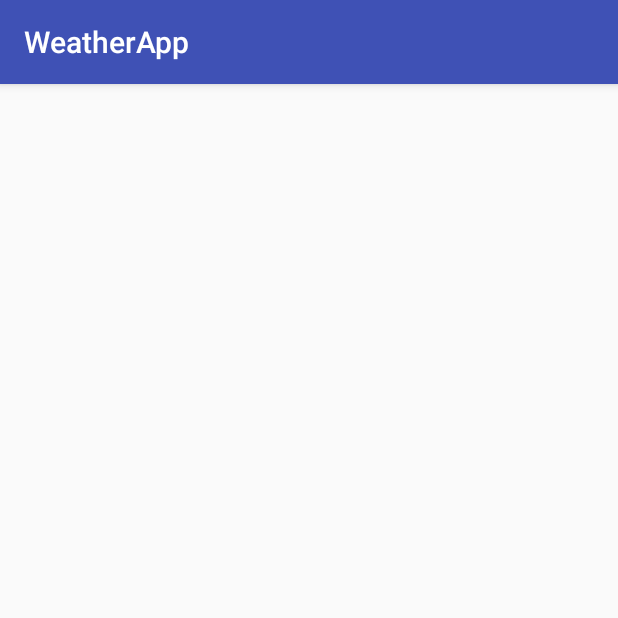
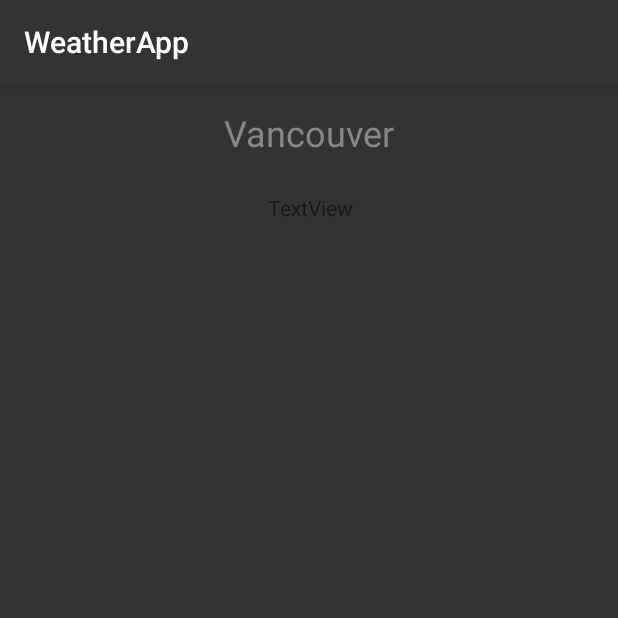
Before and after one commit to ChanceMagno/Android-Weather-App, an Android app: the WeatherDetail screen opened directly, with no data from a screen before it, on a phone screen of 412 x 824 dp, the top half of it. Run offline under Robolectric (Android 15) with nearby library versions, the phone set to English and light mode, and no system bars; our stand-ins replace ButterKnife; libraries missing offline, so code that uses them is left out: org.parceler; 2 statements that could not run were skipped.

Commit message:
add butterknife dependencies, bind text view to see city in weather detail activity

```diff
--- a/app/build.gradle
+++ b/app/build.gradle
@@ -34,7 +34,10 @@ dependencies {
     compile 'com.android.support.constraint:constraint-layout:1.0.2'
     compile 'com.google.android.gms:play-services-location:11.4.2'
     compile 'com.android.support:support-v4:26.+'
+    compile 'com.jakewharton:butterknife:8.8.1'
     testCompile 'junit:junit:4.12'
     annotationProcessor 'org.parceler:parceler:1.1.6'
+    annotationProcessor 'com.jakewharton:butterknife-compiler:8.8.1'
+
 
 }
--- a/app/src/main/java/com/magno/chance/weatherapp/ui/WeatherDetail.java
+++ b/app/src/main/java/com/magno/chance/weatherapp/ui/WeatherDetail.java
@@ -1,22 +1,47 @@
 package com.magno.chance.weatherapp.ui;
 
+import android.content.SharedPreferences;
+import android.support.annotation.BinderThread;
 import android.support.v7.app.AppCompatActivity;
 import android.os.Bundle;
 import android.util.Log;
+import android.widget.TextView;
 
+import com.magno.chance.weatherapp.Constants;
 import com.magno.chance.weatherapp.R;
 import com.magno.chance.weatherapp.models.Forecast;
 
 import org.parceler.Parcels;
+import org.w3c.dom.Text;
+
+import butterknife.BindView;
+import butterknife.ButterKnife;
 
 public class WeatherDetail extends AppCompatActivity {
     private Forecast mForecast;
+    private SharedPreferences mSharedPreferences;
+    private SharedPreferences.Editor mEditor;
+
+    @BindView(R.id.cityNameTextView) TextView mCityNameTextView;
+
+
     @Override
     protected void onCreate(Bundle savedInstanceState) {
         super.onCreate(savedInstanceState);
         setContentView(R.layout.activity_weather_detail);
+        ButterKnife.bind(this);
+
+
 
         mForecast = Parcels.unwrap(getIntent().getParcelableExtra("forecast"));
 
+        setPageContent();
+
     }
+
+
+    public void setPageContent(){
+        mCityNameTextView.setText(mForecast.getCityName());
+    }
+
 }
--- a/app/src/main/res/layout/activity_weather_detail.xml
+++ b/app/src/main/res/layout/activity_weather_detail.xml
@@ -4,6 +4,37 @@
     xmlns:tools="http://schemas.android.com/tools"
     android:layout_width="match_parent"
     android:layout_height="match_parent"
+    android:background="@color/colorPrimary"
     tools:context="com.magno.chance.weatherapp.ui.WeatherDetail">
 
+
+    <TextView
+        android:id="@+id/cityNameTextView"
+        android:layout_width="wrap_content"
+        android:layout_height="wrap_content"
+        android:layout_marginEnd="8dp"
+        android:layout_marginLeft="8dp"
+        android:layout_marginRight="8dp"
+        android:layout_marginStart="8dp"
+        android:layout_marginTop="16dp"
+        android:text="Vancouver"
+        android:textColor="@color/colorAccent"
+        android:textSize="24sp"
+        app:layout_constraintHorizontal_bias="0.501"
+        app:layout_constraintLeft_toLeftOf="parent"
+        app:layout_constraintRight_toRightOf="parent"
+        app:layout_constraintTop_toTopOf="parent" />
+
+    <TextView
+        android:id="@+id/extView"
+        android:layout_width="wrap_content"
+        android:layout_height="wrap_content"
+        android:layout_marginLeft="8dp"
+        android:layout_marginRight="8dp"
+        android:layout_marginTop="24dp"
+        android:text="TextView"
+        app:layout_constraintHorizontal_bias="0.503"
+        app:layout_constraintLeft_toLeftOf="parent"
+        app:layout_constraintRight_toRightOf="parent"
+        app:layout_constraintTop_toBottomOf="@+id/cityNameTextView" />
 </android.support.constraint.ConstraintLayout>
--- a/app/src/main/res/values/colors.xml
+++ b/app/src/main/res/values/colors.xml
@@ -1,6 +1,6 @@
 <?xml version="1.0" encoding="utf-8"?>
 <resources>
-    <color name="colorPrimary">#3F51B5</color>
+    <color name="colorPrimary">#333335</color>
     <color name="colorPrimaryDark">#303F9F</color>
-    <color name="colorAccent">#FF4081</color>
+    <color name="colorAccent">#878788</color>
 </resources>
```
